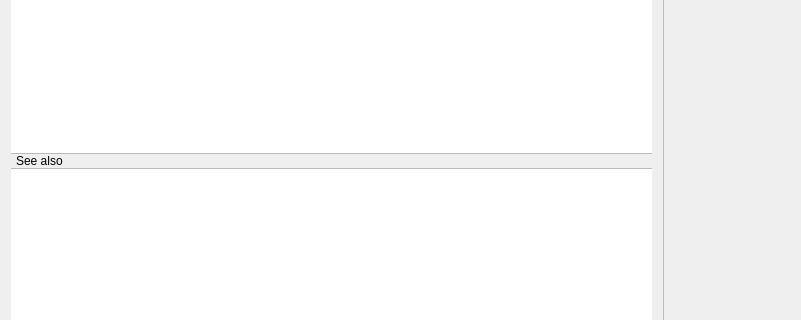
Old version of the form src/ui/forms/mainwindow.ui in the repository zealdocs/zeal; both pictures show x 0 to 801 and y 154 to 474 of the 1050 by 579 pixel window.
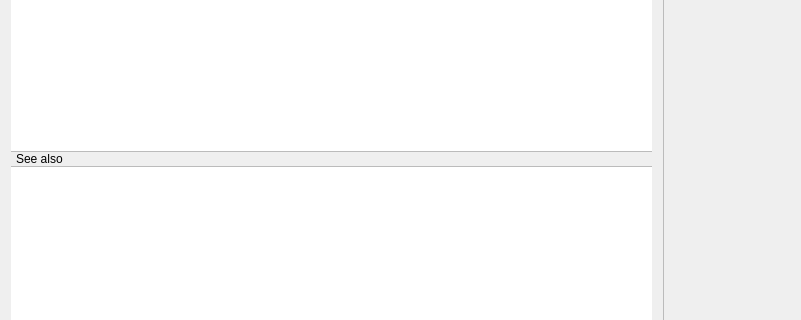
New version of the form. Custom widgets are drawn as their Qt base class.

Commit message: Make section list resizable

Patch:
```diff
--- a/src/ui/forms/mainwindow.ui
+++ b/src/ui/forms/mainwindow.ui
@@ -22,7 +22,7 @@
    image: none;
 }
 
-QFrame#searchEditFrame, QFrame#tabBarFrame {
+QFrame#resultPaneToolbar, QFrame#tabBarFrame {
     border-top: none;
     border-right: none;
     border-bottom: 1px solid #bbb;
@@ -33,7 +33,7 @@
     padding-bottom: -1px;
 }
 
-#seeAlsoLabel, #sections {
+#sections {
     border-top: 1px solid #bbb;
     border-right: none;
     border-bottom: none;
@@ -72,18 +72,12 @@
        <number>1</number>
       </property>
       <widget class="QWidget" name="layoutWidget">
-       <layout class="QVBoxLayout" name="verticalLayout">
+       <layout class="QVBoxLayout" name="resultPane">
         <property name="spacing">
          <number>0</number>
         </property>
         <item>
-         <widget class="QFrame" name="searchEditFrame">
-          <property name="minimumSize">
-           <size>
-            <width>0</width>
-            <height>0</height>
-           </size>
-          </property>
+         <widget class="QFrame" name="resultPaneToolbar">
           <property name="maximumSize">
            <size>
             <width>16777215</width>
@@ -123,6 +117,16 @@
          </widget>
         </item>
         <item>
+         <widget class="QSplitter" name="sectionsSplitter">
+          <property name="lineWidth">
+           <number>5</number>
+          </property>
+          <property name="orientation">
+           <enum>Qt::Vertical</enum>
+          </property>
+          <property name="handleWidth">
+           <number>1</number>
+          </property>
          <widget class="QTreeView" name="treeView">
           <property name="frameShape">
            <enum>QFrame::NoFrame</enum>
@@ -137,7 +141,23 @@
            <bool>false</bool>
           </attribute>
          </widget>
-        </item>
+          <widget class="QFrame" name="resultSectionsPane">
+           <layout class="QVBoxLayout" name="verticalLayout">
+            <property name="spacing">
+             <number>0</number>
+            </property>
+            <property name="leftMargin">
+             <number>0</number>
+            </property>
+            <property name="topMargin">
+             <number>0</number>
+            </property>
+            <property name="rightMargin">
+             <number>0</number>
+            </property>
+            <property name="bottomMargin">
+             <number>0</number>
+            </property>
         <item>
          <widget class="QLabel" name="seeAlsoLabel">
           <property name="font">
@@ -164,6 +184,10 @@
           <property name="horizontalScrollBarPolicy">
            <enum>Qt::ScrollBarAlwaysOff</enum>
           </property>
+             </widget>
+            </item>
+           </layout>
+          </widget>
          </widget>
         </item>
        </layout>
```
Lines whose indentation alone changed are shown as unchanged. The commit also changes 3 other files.
